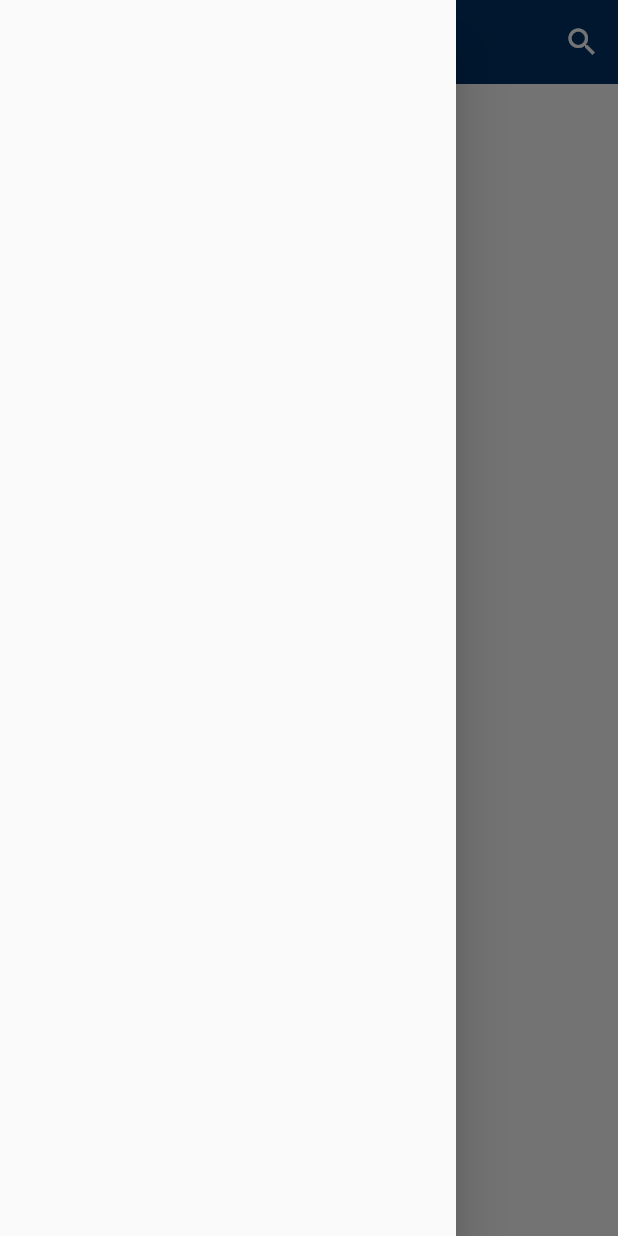
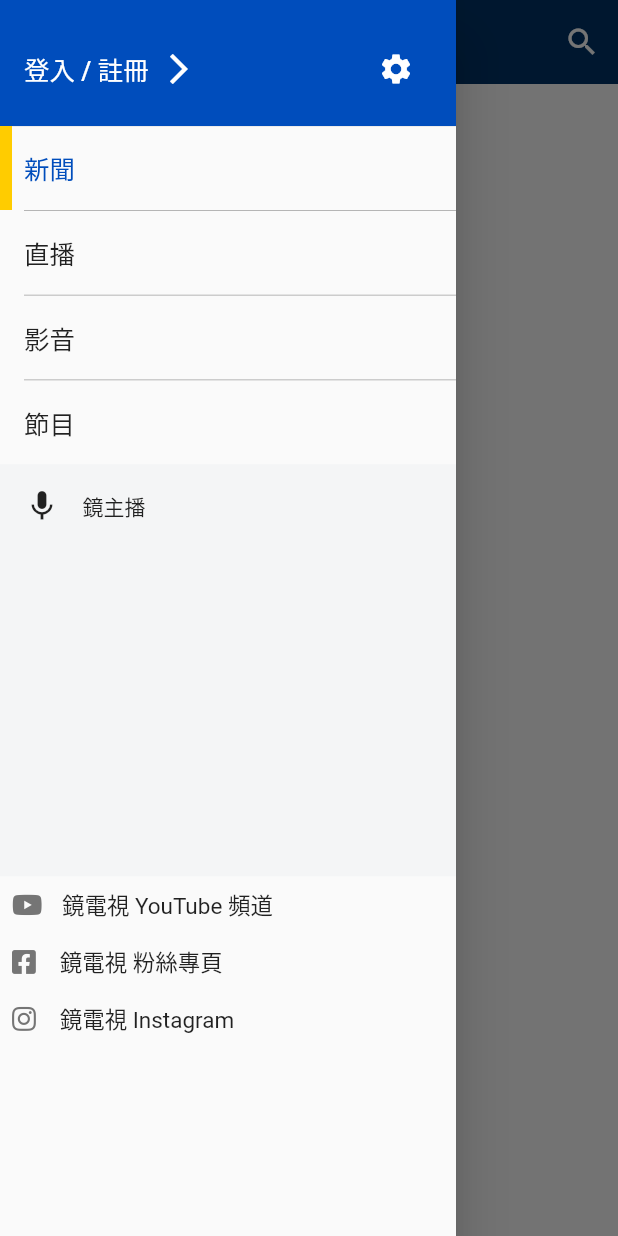
Before and after one commit to mirror-media/mnewsapp, a Flutter app: the screen it shows after launch, with the side drawer open, on a phone screen of 412 x 824 dp. Run offline on Flutter 3.47's test engine with Material 2 defaults, Android fonts, the phone set to English and light mode, and no system bars; our stand-ins replace font_awesome_flutter.

Commit message:
add drawer

```diff
--- a/lib/initialApp.dart
+++ b/lib/initialApp.dart
@@ -1,4 +1,5 @@
 import 'package:flutter/material.dart';
+import 'package:tv/widgets/homeDrawer.dart';
 
 class InitialApp extends StatefulWidget {
   @override
@@ -12,7 +13,7 @@ class _InitialAppState extends State<InitialApp> {
   Widget build(BuildContext context) {
     return Scaffold(
       key: _scaffoldkey,
-      drawer: Drawer(),
+      drawer: HomeDrawer(),
       appBar: _buildBar(context, _scaffoldkey),
       body: Center(
         child: Text(
--- /dev/null
+++ b/lib/widgets/homeDrawer.dart
@@ -0,0 +1,196 @@
+import 'package:flutter/material.dart';
+import 'package:font_awesome_flutter/font_awesome_flutter.dart';
+import 'package:url_launcher/url_launcher.dart';
+
+class HomeDrawer extends StatefulWidget {
+  @override
+  _HomeDrawerState createState() => _HomeDrawerState();
+}
+
+class _HomeDrawerState extends State<HomeDrawer> {
+  @override
+  Widget build(BuildContext context) {
+    var height = MediaQuery.of(context).size.height;
+    var padding = MediaQuery.of(context).padding;
+
+    return Drawer(
+      child: ListView(
+        padding: EdgeInsets.zero,
+        children: [
+          Container(
+            height: 84.0 + padding.top,
+            child: DrawerHeader(
+              margin: null,
+              decoration: BoxDecoration(
+                color: Color(0xff004DBC),
+              ),
+              child: Row(
+                mainAxisAlignment: MainAxisAlignment.spaceBetween,
+                children: [
+                  Row(
+                    children: [
+                      Text(
+                        '登入 / 註冊',
+                        style: TextStyle(
+                          color: Colors.white,
+                          fontSize: 17,
+                        ),
+                      ),
+                      SizedBox(width: 8.0),
+                      Icon(
+                        Icons.arrow_forward_ios,
+                        color: Colors.white,
+                      )
+                    ],
+                  ),
+                  IconButton(
+                    icon: Icon(
+                      Icons.settings,
+                      color: Colors.white,
+                    ),
+                    onPressed: () {
+                      print('go to setting');
+                    }
+                  ),
+                ]
+              ),
+            ),
+          ),
+          _drawerButton(
+            '新聞',
+            true,
+            (){
+              print('新聞');
+            }
+          ),
+          _dividerBlock(),
+          _drawerButton(
+            '直播',
+            false,
+            (){
+              print('直播');
+            }
+          ),
+          _dividerBlock(),
+          _drawerButton(
+            '影音',
+            false,
+            (){
+              print('影音');
+            }
+          ),
+          _dividerBlock(),
+          _drawerButton(
+            '節目',
+            false,
+            (){
+              print('節目');
+            }
+          ),
+          _anchorBlock(height),
+          _thirdPartyMediaLinkButton(
+            FontAwesomeIcons.youtube ,
+            '鏡電視 YouTube 頻道',
+            'https://www.google.com/'
+          ),
+          _thirdPartyMediaLinkButton(
+            FontAwesomeIcons.facebookSquare ,
+            '鏡電視 粉絲專頁',
+            'https://www.google.com/'
+          ),
+          _thirdPartyMediaLinkButton(
+            FontAwesomeIcons.instagram ,
+            '鏡電視 Instagram',
+            'https://www.google.com/'
+          ),
+        ],
+      ),
+    );
+  }
+
+  Widget _drawerButton(String title, bool isSelected, Function function) {
+    return InkWell(
+      child: Row(
+        children: [
+          Container(
+            width: 8.0,
+            height: 56,
+            color: isSelected? Color(0xffFFCC00) : null,
+          ),
+          SizedBox(width: 8.0),
+          Text(
+            title,
+            style: TextStyle(
+              fontSize: 17,
+              fontWeight: FontWeight.w500,
+              color: isSelected? Color(0xff004DBC) : null,
+            ),
+          ),
+        ],
+      ),
+      onTap: function
+    );
+  }
+
+  Widget _dividerBlock() => Container(
+    margin: const EdgeInsets.only(left: 16.0),
+    height: 0.5,
+    color: Colors.grey,
+  );
+
+  Widget _anchorBlock(double height) {
+    return Container(
+      color: Color(0xffF4F5F6),
+      height: height/3,
+      child: Column(
+        children: [
+          Padding(
+            padding: const EdgeInsets.all(16.0),
+            child: Row(
+              children: [
+                Icon(Icons.mic),
+                SizedBox(width: 15),
+                Text('鏡主播'),
+              ],
+            ),
+          ),
+        ],
+      ),
+    );
+  }
+
+  Widget _thirdPartyMediaLinkButton(IconData icon, String title, String link) {
+
+    return InkWell(
+      child: Padding(
+        padding: const EdgeInsets.all(8.0),
+        child: Row(
+          children: [
+            FaIcon(
+              icon,
+              size: 18,
+              color: Color(0xff757575),
+            ),
+            icon == FontAwesomeIcons.youtube
+            ? SizedBox(width: 13.0)
+            : SizedBox(width: 16.0),
+            Text(
+              title,
+              style: TextStyle(
+                fontSize: 15,
+                fontWeight: FontWeight.w400,
+              ),
+            ),
+          ],
+        ),
+      ),
+      onTap: () async{
+        if (await canLaunch(link)) {
+          await launch(link);
+        } else {
+          throw 'Could not launch $link';
+        }
+      }
+    );
+  }
+}
--- a/pubspec.yaml
+++ b/pubspec.yaml
@@ -28,6 +28,10 @@ dependencies:
   # The following adds the Cupertino Icons font to your application.
   # Use with the CupertinoIcons class for iOS style icons.
   cupertino_icons: ^1.0.0
+  # The Font Awesome Icon pack available as set of Flutter Icons.
+  font_awesome_flutter: ^8.11.0
+  # Launching a URL in the mobile platform
+  url_launcher: ^5.7.10
 
 dev_dependencies:
   flutter_test:
```
Also changed, not shown: pubspec.lock.
